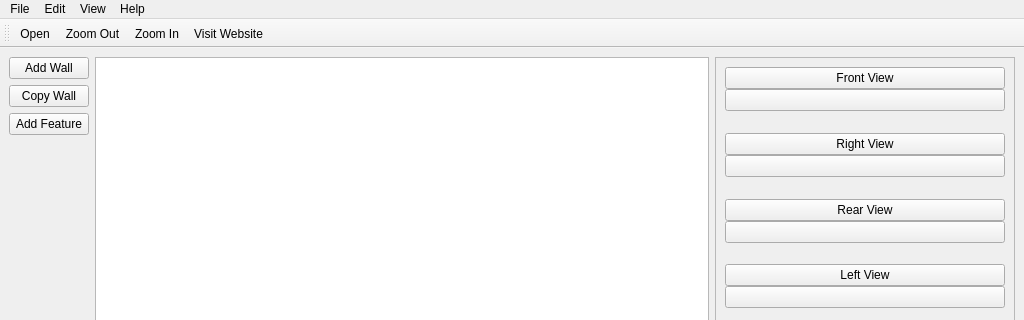
penguintutor/lc-building, file mainwindow.ui: the form before one commit; both pictures show x 0 to 1024 and y 0 to 320 of the 1024 by 678 pixel window.
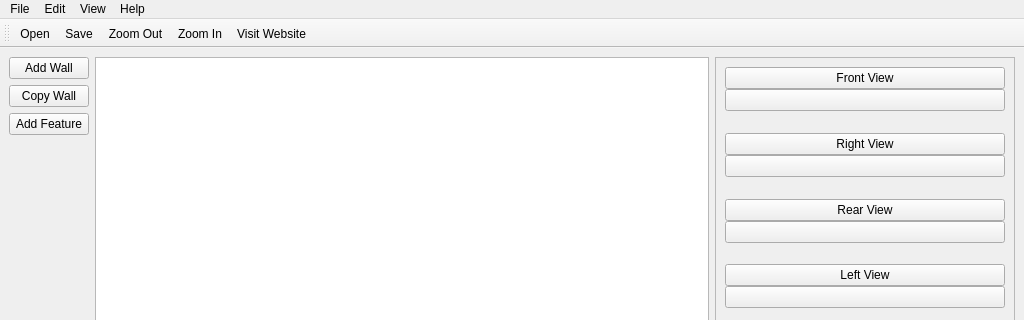
The form after the commit. Icons and pictures are not drawn.

Commit message: Add save dialog (but not data save yet)

Patch:
```diff
--- a/mainwindow.ui
+++ b/mainwindow.ui
@@ -409,6 +409,7 @@
     <bool>false</bool>
    </attribute>
    <addaction name="actionOpen"/>
+   <addaction name="actionSave"/>
    <addaction name="actionZoom_Out"/>
    <addaction name="actionZoom_In"/>
    <addaction name="actionVisit_Website"/>
@@ -498,6 +499,14 @@
     <string>Zoom In</string>
    </property>
   </action>
+  <action name="actionSave">
+   <property name="icon">
+    <iconset theme="document-save"/>
+   </property>
+   <property name="text">
+    <string>Save</string>
+   </property>
+  </action>
  </widget>
  <resources>
   <include location="resources.qrc"/>
```
Left out of the diff: 1 changed line with no effect on the pictures. The commit also changes 5 other files.
